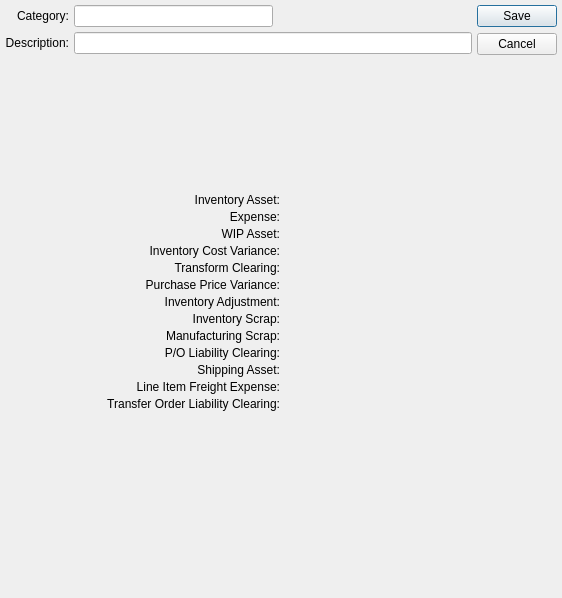
The window that xtuple/trunk/guiclient/costCategory.ui (WooodHead/xtuple) describes before a commit, drawn with Qt 5.
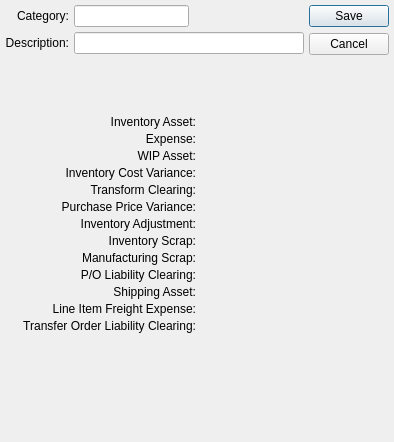
The same window after the commit. Custom widgets are drawn as their Qt base class.

What changed in the file:
```diff
--- a/xtuple/trunk/guiclient/costCategory.ui
+++ b/xtuple/trunk/guiclient/costCategory.ui
@@ -13,8 +13,8 @@
    <rect>
     <x>0</x>
     <y>0</y>
-    <width>562</width>
-    <height>598</height>
+    <width>394</width>
+    <height>442</height>
    </rect>
   </property>
   <property name="windowTitle">
```
